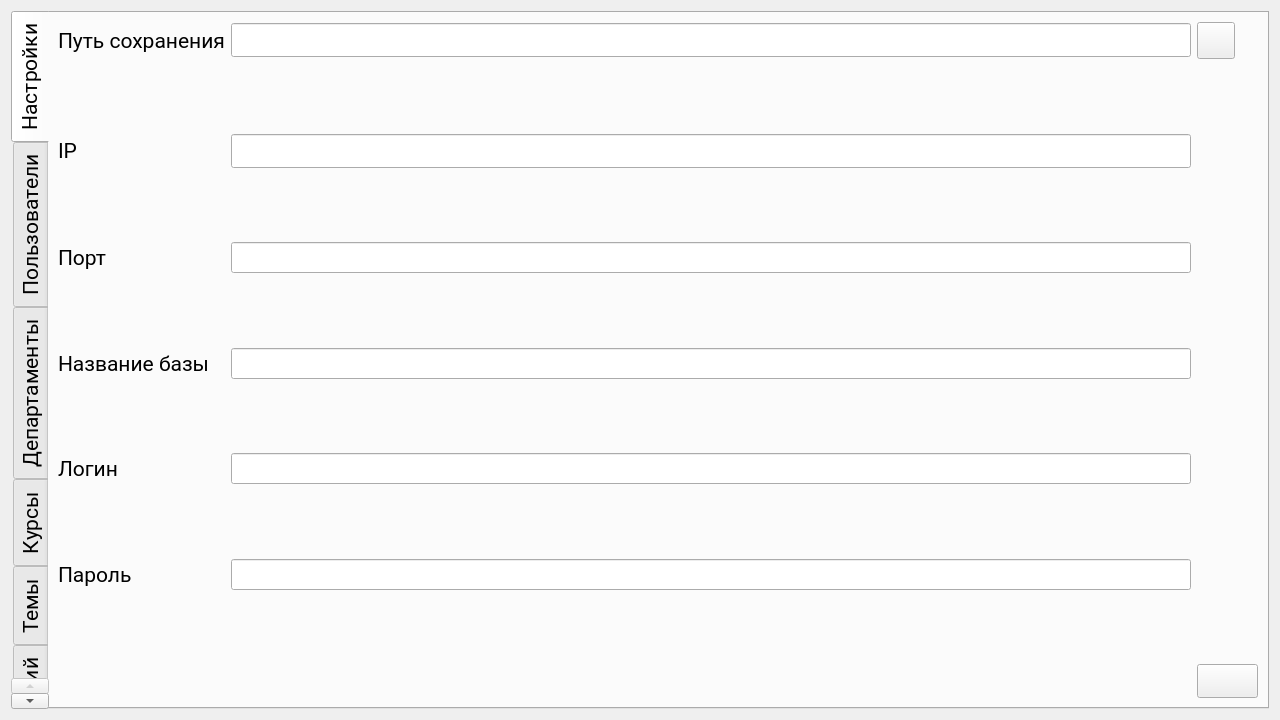
Before: the Qt Designer form adminwin.ui in Rayzedan/SystemControlStudent, drawn with Qt 5.
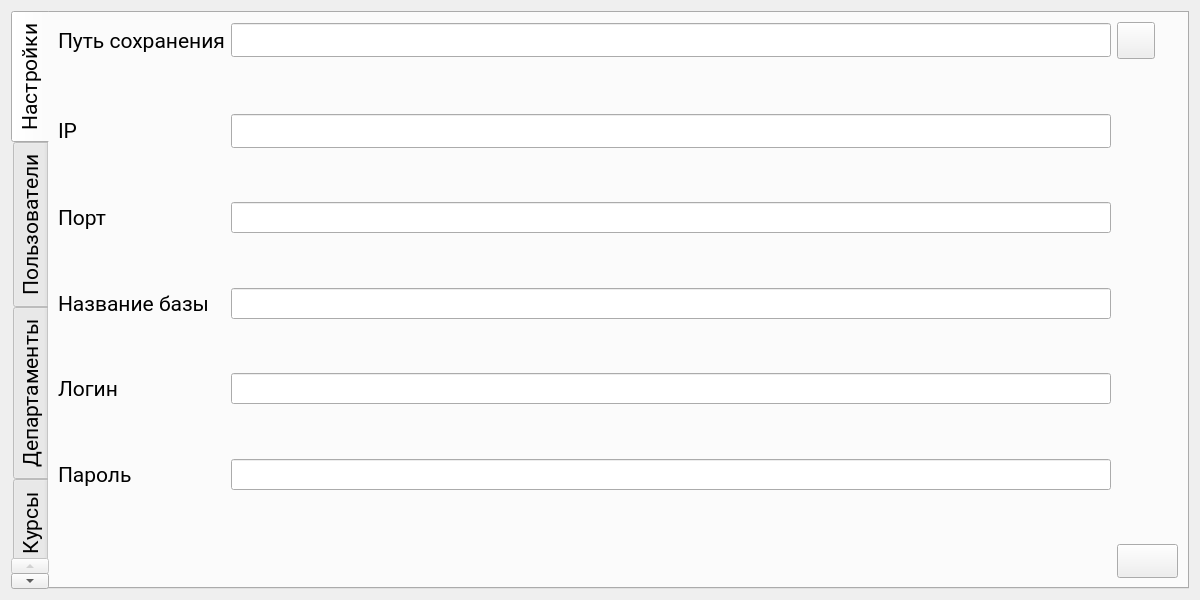
After: the same form once the commit is applied. The open tabs and pages were chosen to show the change. Icons and pictures are not drawn. Custom widgets are drawn as their Qt base class.

Diff of the .ui file:
```diff
--- a/adminwin.ui
+++ b/adminwin.ui
@@ -6,20 +6,26 @@
    <rect>
     <x>0</x>
     <y>0</y>
-    <width>1280</width>
-    <height>720</height>
+    <width>1200</width>
+    <height>600</height>
    </rect>
   </property>
+  <property name="sizePolicy">
+   <sizepolicy hsizetype="Minimum" vsizetype="Minimum">
+    <horstretch>0</horstretch>
+    <verstretch>0</verstretch>
+   </sizepolicy>
+  </property>
   <property name="minimumSize">
    <size>
-    <width>1280</width>
-    <height>720</height>
+    <width>1200</width>
+    <height>600</height>
    </size>
   </property>
   <property name="maximumSize">
    <size>
-    <width>4096</width>
-    <height>2304</height>
+    <width>1200</width>
+    <height>700</height>
    </size>
   </property>
   <property name="font">
@@ -45,8 +51,8 @@
      </property>
      <property name="maximumSize">
       <size>
-       <width>4096</width>
-       <height>2304</height>
+       <width>1600</width>
+       <height>900</height>
       </size>
      </property>
      <property name="sizeIncrement">
@@ -71,6 +77,18 @@
       <number>3</number>
      </property>
      <widget class="QWidget" name="Tab">
+      <property name="sizePolicy">
+       <sizepolicy hsizetype="Expanding" vsizetype="Expanding">
+        <horstretch>0</horstretch>
+        <verstretch>0</verstretch>
+       </sizepolicy>
+      </property>
+      <property name="maximumSize">
+       <size>
+        <width>1600</width>
+        <height>900</height>
+       </size>
+      </property>
       <property name="font">
        <font>
         <family>Roboto</family>
```
Left out of the diff: 9 changed lines with no effect on the pictures.
